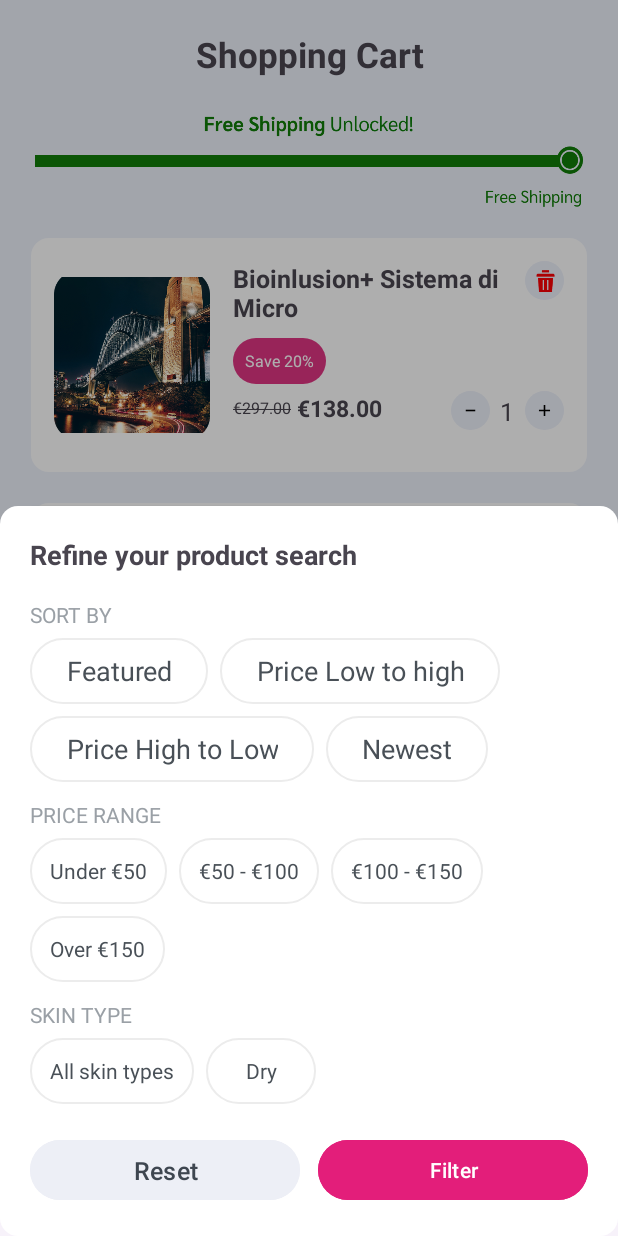
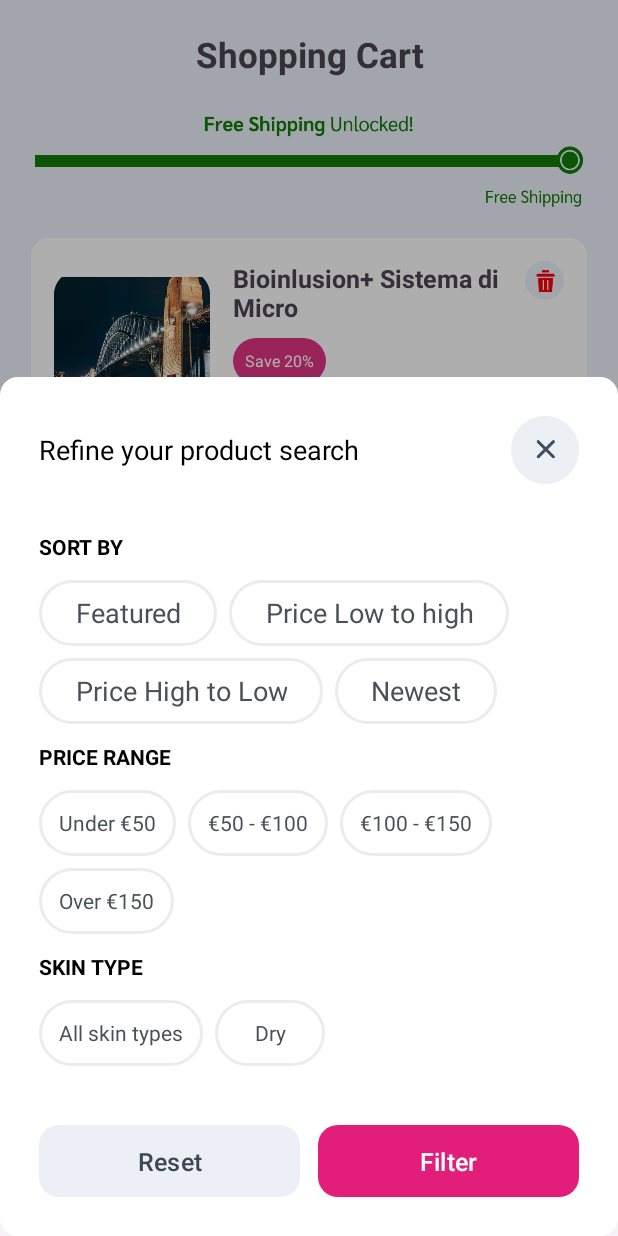
Before and after one commit to hafizanser/bioceuticamilano_android, an Android app: the fragment FilterBottomSheet placed in its activity, item 3 of the bottom bar chosen, on a phone screen of 412 x 824 dp. Run offline under Robolectric (Android 15) with nearby library versions, the phone set to English and light mode, and no system bars; our stand-ins replace sdp/ssp sizes; 6 statements that could not run were skipped.

Commit message:
Filter Screen Done

```diff
--- a/app/src/main/java/com/bioceuticamilano/FilterBottomSheet.kt
+++ b/app/src/main/java/com/bioceuticamilano/FilterBottomSheet.kt
@@ -4,6 +4,7 @@ import android.os.Bundle
 import android.view.LayoutInflater
 import android.view.View
 import android.view.ViewGroup
+import android.widget.ImageView
 import androidx.appcompat.widget.AppCompatTextView
 import androidx.core.os.bundleOf
 import com.google.android.material.bottomsheet.BottomSheetDialogFragment
@@ -43,6 +44,11 @@ class FilterBottomSheet : BottomSheetDialogFragment() {
             }
         }
 
+        val ivCross = view.findViewById<ImageView>(R.id.ivCross)
+        ivCross.setOnClickListener {
+            dismiss()
+        }
+
         // Apply button collects selected values and sends result back
         val btnApply = view.findViewById<View>(R.id.btnApply)
         btnApply.setOnClickListener {
--- a/app/src/main/res/color/chip_text_selector.xml
+++ b/app/src/main/res/color/chip_text_selector.xml
@@ -1,5 +1,9 @@
 <?xml version="1.0" encoding="utf-8"?>
 <selector xmlns:android="http://schemas.android.com/apk/res/android">
+    <!-- Selected via TextView (state_selected) -->
+    <item android:state_selected="true" android:color="@android:color/white" />
+    <!-- Selected via Chip (state_checked) -->
     <item android:state_checked="true" android:color="@android:color/white" />
+    <!-- Default -->
     <item android:color="#495057" />
 </selector>
--- a/app/src/main/res/drawable/chip_background.xml
+++ b/app/src/main/res/drawable/chip_background.xml
@@ -34,7 +34,7 @@
     <item>
         <shape android:shape="rectangle">
             <solid android:color="#FFFFFF" />
-            <stroke android:width="1dp" android:color="#ECECEC" />
+            <stroke android:width="2dp" android:color="#ECECEC" />
             <corners android:radius="24dp" />
             <size android:height="44dp" />
             <padding android:left="12dp" android:top="0dp" android:right="12dp" android:bottom="0dp" />
--- a/app/src/main/res/layout/fragment_filter_bottom_sheet.xml
+++ b/app/src/main/res/layout/fragment_filter_bottom_sheet.xml
@@ -4,25 +4,40 @@
     android:layout_width="match_parent"
     android:layout_height="wrap_content"
     android:orientation="vertical"
-    android:padding="20dp"
+    android:padding="@dimen/_20sdp"
     android:background="@drawable/rounded_white_card">
+<FrameLayout
+    android:layout_width="match_parent"
+    android:layout_height="wrap_content"
+    android:orientation="horizontal">
 
     <TextView
         android:id="@+id/tvFilterTitle"
-        android:layout_width="match_parent"
+        android:layout_width="wrap_content"
         android:layout_height="wrap_content"
+        android:textColor="@color/black"
+        android:layout_gravity="center_vertical"
         android:text="Refine your product search"
-        android:textSize="18sp"
-        android:textStyle="bold"
-        android:paddingBottom="12dp" />
+        android:textSize="@dimen/_14ssp"/>
 
+    <ImageView
+        android:id="@+id/ivCross"
+        android:layout_width="@dimen/_35sdp"
+        android:layout_height="@dimen/_35sdp"
+        android:src="@drawable/iv_filter_cross"
+        android:layout_gravity="end"/>
+
+
+</FrameLayout>
     <!-- Sort By -->
     <TextView
         android:layout_width="match_parent"
         android:layout_height="wrap_content"
         android:text="SORT BY"
+        android:layout_marginTop="@dimen/_20sdp"
         android:textAllCaps="false"
-        android:textColor="@color/dim_gray"
+        android:textStyle="bold"
+        android:textColor="@color/black"
         android:paddingTop="6dp"
         android:paddingBottom="6dp" />
 
@@ -30,7 +45,8 @@
         android:id="@+id/chipGroupSort"
         android:layout_width="match_parent"
         android:layout_height="wrap_content"
-        app:singleSelection="true">
+        app:singleSelection="true"
+        android:layout_marginTop="@dimen/_5sdp">
 
         <!-- Replaced Chip with TextView so state_selected can be used and toggled in code -->
         <androidx.appcompat.widget.AppCompatTextView
@@ -98,7 +114,8 @@
         android:layout_height="wrap_content"
         android:text="PRICE RANGE"
         android:textAllCaps="false"
-        android:textColor="@color/dim_gray"
+        android:textStyle="bold"
+        android:textColor="@color/black"
         android:paddingTop="12dp"
         android:paddingBottom="6dp" />
 
@@ -106,7 +123,7 @@
         android:id="@+id/chipGroupPrice"
         android:layout_width="match_parent"
         android:layout_height="wrap_content"
-        app:singleSelection="true">
+        android:layout_marginTop="@dimen/_5sdp"  app:singleSelection="true">
 
         <androidx.appcompat.widget.AppCompatTextView
             android:id="@+id/chipUnder50"
@@ -164,14 +181,15 @@
         android:layout_height="wrap_content"
         android:text="SKIN TYPE"
         android:textAllCaps="false"
-        android:textColor="@color/dim_gray"
+        android:textStyle="bold"
+        android:textColor="@color/black"
         android:paddingTop="12dp"
         android:paddingBottom="6dp" />
 
     <com.google.android.material.chip.ChipGroup
         android:id="@+id/chipGroupSkin"
         android:layout_width="match_parent"
-        android:layout_height="wrap_content"
+        android:layout_marginTop="@dimen/_5sdp"  android:layout_height="wrap_content"
         app:singleSelection="true">
 
         <androidx.appcompat.widget.AppCompatTextView
@@ -204,8 +222,10 @@
         android:layout_width="match_parent"
         android:layout_height="wrap_content"
         android:orientation="horizontal"
-        android:layout_marginTop="20dp"
+        android:layout_marginTop="@dimen/_30sdp"
         android:gravity="center">
+
+
 
 
 
@@ -214,9 +234,12 @@
             android:layout_width="0dp"
             android:layout_height="48dp"
             android:layout_weight="1"
-            android:textSize="@dimen/_13sdp"
             android:textAllCaps="false"
             android:text="Reset"
+            android:background="@drawable/btn_black_rounded"
+            app:backgroundTint="@null"
+            app:background="@null"
+            android:textSize="@dimen/_13ssp"
             android:backgroundTint="#EDEFF6"
             android:textColor="#3E4650"
             android:layout_marginEnd="12dp"/>
@@ -228,6 +251,10 @@
             android:layout_height="48dp"
             android:layout_weight="1"
             android:text="Filter"
+            android:textSize="@dimen/_13ssp"
+            android:background="@drawable/btn_black_rounded"
+            app:backgroundTint="@null"
+            app:background="@null"
             android:backgroundTint="@color/pink_accent"
             android:textColor="@color/white" />
 
```
Also changed, not shown: app/src/main/res/drawable/iv_filter_cross.png (added).
